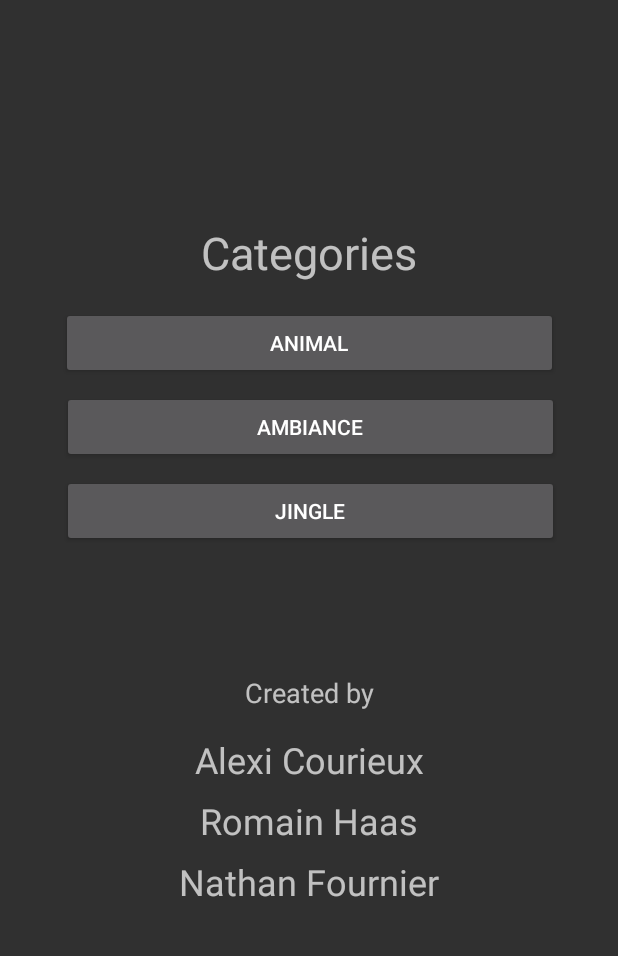
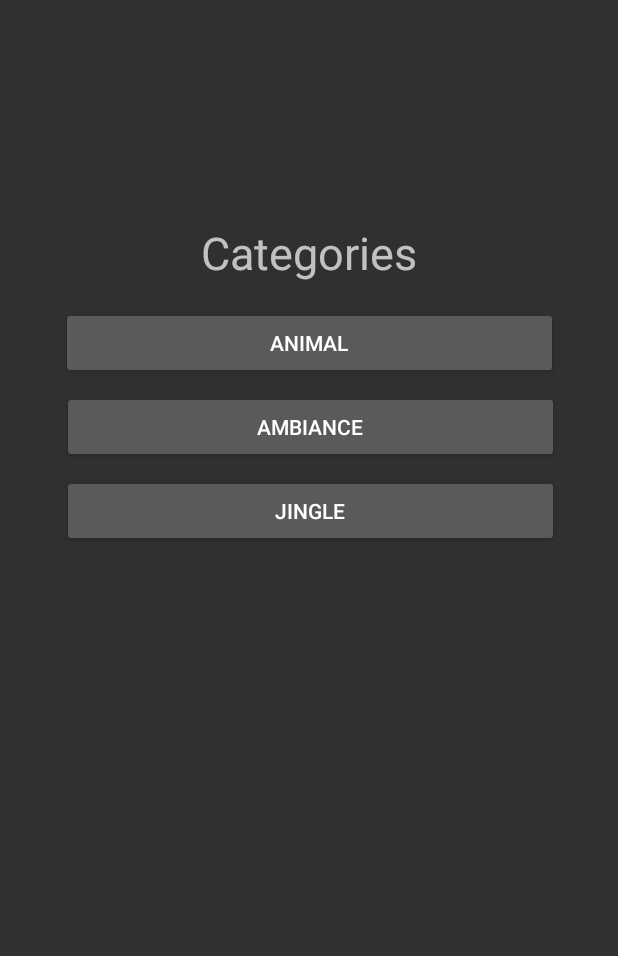
Before and after one commit to alexi-courieux/LPDAM_Android_SoundBox, an Android app: the screen it shows after launch (MainActivity), on a phone screen of 412 x 824 dp, the part 84-1040 px from its top. Run offline under Robolectric (Android 15) with nearby library versions, the phone set to English and light mode, and no system bars.

Commit message:
Add Fragment CreatedBy

```diff
--- a/app/src/main/res/layout/fragment_home.xml
+++ b/app/src/main/res/layout/fragment_home.xml
@@ -36,33 +36,5 @@
                 android:id="@+id/textView" app:layout_constraintEnd_toEndOf="parent"
                 app:layout_constraintStart_toStartOf="parent"
                 app:layout_constraintTop_toTopOf="parent" android:layout_marginTop="16dp" android:textSize="30sp"/>
-        <TextView
-                android:text="@string/created_by"
-                android:layout_width="wrap_content"
-                android:layout_height="wrap_content"
-                android:id="@+id/textView2" android:textSize="18sp" app:layout_constraintEnd_toEndOf="parent"
-                app:layout_constraintStart_toStartOf="parent"
-                android:layout_marginBottom="16dp" app:layout_constraintBottom_toTopOf="@+id/textView3"/>
-        <TextView
-                android:text="@string/author_alexi"
-                android:layout_width="wrap_content"
-                android:layout_height="wrap_content"
-                android:id="@+id/textView3" android:textSize="24sp" app:layout_constraintStart_toStartOf="parent"
-                app:layout_constraintEnd_toEndOf="parent"
-                android:layout_marginBottom="8dp" app:layout_constraintBottom_toTopOf="@+id/textView4"/>
-        <TextView
-                android:text="@string/author_romain"
-                android:layout_width="wrap_content"
-                android:layout_height="wrap_content"
-                android:id="@+id/textView4" android:textSize="24sp" app:layout_constraintStart_toStartOf="parent"
-                app:layout_constraintEnd_toEndOf="parent"
-                android:layout_marginBottom="8dp" app:layout_constraintBottom_toTopOf="@+id/textView5"/>
-        <TextView
-                android:text="@string/author_nathan"
-                android:layout_width="wrap_content"
-                android:layout_height="wrap_content"
-                android:id="@+id/textView5" android:textSize="24sp" app:layout_constraintStart_toStartOf="parent"
-                app:layout_constraintEnd_toEndOf="parent"
-                android:layout_marginBottom="32dp"
-                app:layout_constraintBottom_toBottomOf="parent"/>
+
 </android.support.constraint.ConstraintLayout>
--- a/app/src/main/res/menu/fragment_menu.xml
+++ b/app/src/main/res/menu/fragment_menu.xml
@@ -22,6 +22,12 @@
                     android:title="@string/jingle"
                     android:icon="@drawable/ic_action_category_jingle"
             />
+
         </menu>
     </item>
+    <item
+            android:id="@+id/fragmentCreatedBy"
+            android:title="@string/created_by"
+            android:icon="@drawable/ic_action_created_by"
+    />
 </menu>
--- a/app/src/main/res/values/colors.xml
+++ b/app/src/main/res/values/colors.xml
@@ -3,4 +3,5 @@
     <color name="colorPrimary">#004985</color>
     <color name="colorPrimaryDark">#004084</color>
     <color name="colorAccent">#D81B60</color>
+    <color name="colorCircle">#123456</color>
 </resources>
```
Also changed, not shown: app/src/main/java/fr/iutnice/courieux/soundbox/MainActivity.kt (+3 -5 lines), app/src/main/java/fr/iutnice/courieux/soundbox/canvas/CustomView.kt (added, +31 -0 lines), app/src/main/java/fr/iutnice/courieux/soundbox/fragment/FragmentCreatedBy.kt (added, +23 -0 lines), app/src/main/res/layout/fragment_created_by.xml (added, +68 -0 lines), app/src/main/AndroidManifest.xml (line endings or trailing spaces), app/src/main/res/drawable-hdpi/ic_action_created_by.png (added), app/src/main/res/drawable-mdpi/ic_action_created_by.png (added), app/src/main/res/drawable-xhdpi/ic_action_created_by.png (added), app/src/main/res/drawable-xxhdpi/ic_action_created_by.png (added), app/src/main/res/drawable-xxxhdpi/ic_action_created_by.png (added).
